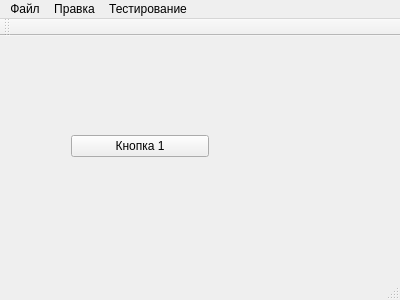
First picture: the form in mainwindow.ui, repository a-nizam/testing, before the edit.
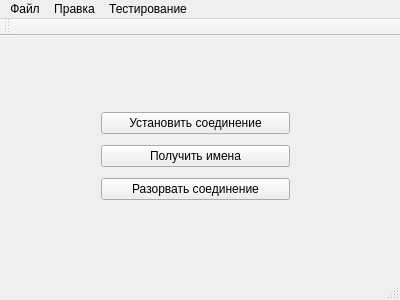
Second picture: the form after the edit.

Patch:
```diff
--- a/mainwindow.ui
+++ b/mainwindow.ui
@@ -17,17 +17,31 @@
    <widget class="QWidget" name="verticalLayoutWidget">
     <property name="geometry">
      <rect>
-      <x>60</x>
-      <y>70</y>
-      <width>160</width>
-      <height>80</height>
+      <x>90</x>
+      <y>60</y>
+      <width>211</width>
+      <height>121</height>
      </rect>
     </property>
     <layout class="QVBoxLayout" name="verticalLayout_2">
      <item>
       <widget class="QPushButton" name="pushButton">
        <property name="text">
-        <string>Кнопка 1</string>
+        <string>Установить соединение</string>
+       </property>
+      </widget>
+     </item>
+     <item>
+      <widget class="QPushButton" name="pushButton_3">
+       <property name="text">
+        <string>Получить имена</string>
+       </property>
+      </widget>
+     </item>
+     <item>
+      <widget class="QPushButton" name="pushButton_2">
+       <property name="text">
+        <string>Разорвать соединение</string>
        </property>
       </widget>
      </item>
```
